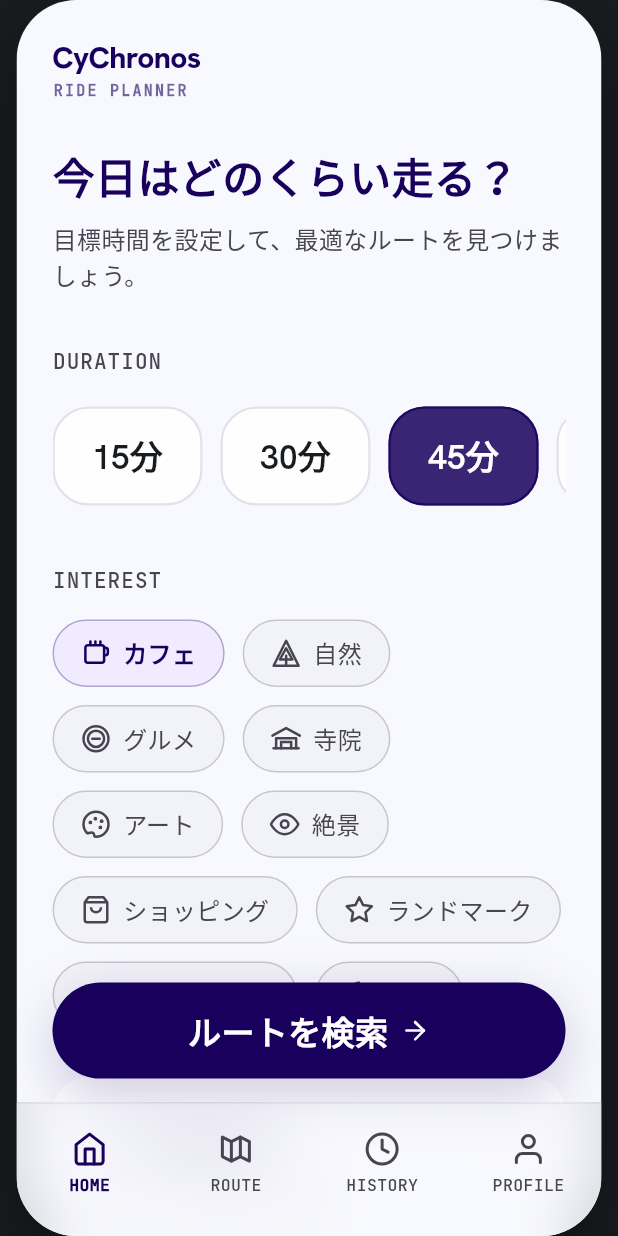
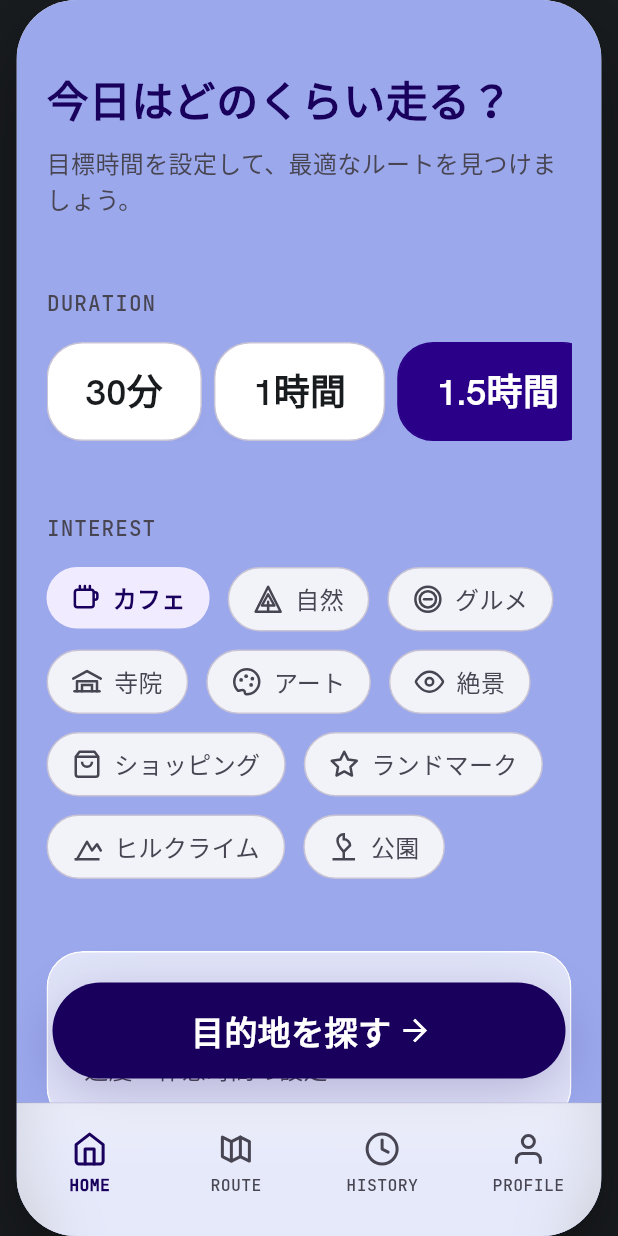
Before and after one commit to sdquang75/CyChronos-pv, a Flutter app: the HomeScreen screen opened by its route, on a phone screen of 412 x 824 dp. Run offline on Flutter 3.47's test engine with Material 3 defaults, Android fonts, the phone set to English and light mode, and no system bars; our stand-ins replace dio, firebase_auth, firebase_core, flutter_riverpod, flutter_svg, geolocator and 2 more; accounts and stored records are empty; statements that could not run were skipped.

Commit message:
Redesign Home tab per Figma (node 2009:4979)
Restyles the Home planner tab (hero header, duration picker, genre
selector, advanced-config card, CTA) to match the new Figma design:
lavender background, updated duration set (30/60/90/120/180+ min),
borderless selected genre chips, frosted "カスタマイズ" config card, and
"目的地を探す" CTA copy. Scope limited to the Home tab per user request —
the shared bottom nav and the Route/History/Profile tabs keep their
existing style.

Genre icons keep the existing hand-drawn vector set (the Figma
exports for those are rasterized image fills, not clean vectors);
the sliders/chevron/arrow icons use paths pulled directly from Figma.

Co-Authored-By: Claude Sonnet 5 <noreply@anthropic.com>

```diff
--- a/front/cy/lib/features/home/presentation/home_screen.dart
+++ b/front/cy/lib/features/home/presentation/home_screen.dart
@@ -21,7 +21,7 @@ class _HomeScreenState extends ConsumerState<HomeScreen> {
   final ScrollController _scrollController = ScrollController();
 
   // Interactive States
-  int _selectedDuration = 45; // default 45 mins
+  int _selectedDuration = 90; // default 1.5 hours
   final Set<String> _selectedGenres = {'Cafe'}; // default Cafe selected
   int _currentTab = 0; // 0: HOME, 1: ROUTE, 2: HISTORY, 3: PROFILE
   bool _advancedExpanded = false;
--- a/front/cy/lib/features/home/presentation/widgets/advanced_config_card.dart
+++ b/front/cy/lib/features/home/presentation/widgets/advanced_config_card.dart
@@ -1,9 +1,11 @@
+import 'dart:ui';
+
 import 'package:flutter/material.dart';
 import 'package:flutter_svg/flutter_svg.dart';
 import 'app_icons.dart';
 import 'labeled_slider.dart';
 
-// Expandable "詳細設定" card with cruising speed / rest duration / rest
+// Expandable "カスタマイズ" card with cruising speed / rest duration / rest
 // frequency sliders.
 class AdvancedConfigCard extends StatelessWidget {
   const AdvancedConfigCard({
@@ -29,7 +31,11 @@ class AdvancedConfigCard extends StatelessWidget {
 
   @override
   Widget build(BuildContext context) {
-    return Container(
+    return ClipRRect(
+      borderRadius: BorderRadius.circular(24),
+      child: BackdropFilter(
+        filter: ImageFilter.blur(sigmaX: 10, sigmaY: 10),
+        child: Container(
           width: double.infinity,
           decoration: BoxDecoration(
             color: Colors.white.withValues(alpha: 0.7),
@@ -61,8 +67,8 @@ class AdvancedConfigCard extends StatelessWidget {
                             children: [
                               SvgPicture.string(
                                 AppIcons.settings,
-                            width: 20,
-                            height: 20,
+                                width: 18,
+                                height: 18,
                                 colorFilter: const ColorFilter.mode(
                                   Color(0xFF19005C),
                                   BlendMode.srcIn,
@@ -70,7 +76,7 @@ class AdvancedConfigCard extends StatelessWidget {
                               ),
                               const SizedBox(width: 12),
                               const Text(
-                            '詳細設定',
+                                'カスタマイズ',
                                 style: TextStyle(
                                   fontFamily: 'HankenGrotesk',
                                   fontFamilyFallback: ['NotoSansJP'],
@@ -82,11 +88,16 @@ class AdvancedConfigCard extends StatelessWidget {
                             ],
                           ),
                           AnimatedRotation(
-                        turns: expanded ? 0.25 : 0.0,
+                            turns: expanded ? 0.5 : 0.0,
                             duration: const Duration(milliseconds: 200),
-                        child: const Icon(
-                          Icons.chevron_right_rounded,
-                          color: Color(0xFF484553),
+                            child: SvgPicture.string(
+                              AppIcons.chevronDown,
+                              width: 12,
+                              height: 8,
+                              colorFilter: const ColorFilter.mode(
+                                Color(0xFF484553),
+                                BlendMode.srcIn,
+                              ),
                             ),
                           ),
                         ],
@@ -123,13 +134,17 @@ class AdvancedConfigCard extends StatelessWidget {
                           ),
                           child: Column(
                             children: [
-                          const Divider(height: 1, color: Color(0x33C9C4D5)),
+                              const Divider(
+                                height: 1,
+                                color: Color(0x33C9C4D5),
+                              ),
                               const SizedBox(height: 24),
 
                               // 巡航速度 (Cruising Speed)
                               LabeledSlider(
                                 label: '巡航速度',
-                            valueText: '${speedKmh.toStringAsFixed(1)} km/h',
+                                valueText:
+                                    '${speedKmh.toStringAsFixed(1)} km/h',
                                 value: speedKmh,
                                 min: 10.0,
                                 max: 30.0,
@@ -166,6 +181,8 @@ class AdvancedConfigCard extends StatelessWidget {
               ),
             ],
           ),
+        ),
+      ),
     );
   }
 }
--- a/front/cy/lib/features/home/presentation/widgets/app_icons.dart
+++ b/front/cy/lib/features/home/presentation/widgets/app_icons.dart
@@ -71,17 +71,21 @@ class AppIcons {
   <path d="M12 16v6" stroke="currentColor" stroke-width="2"/>
 </svg>''';
 
+  // "カスタマイズ" (sliders/equalizer) icon used by AdvancedConfigCard.
   static const settings =
-      '''<svg viewBox="0 0 24 24" fill="none" xmlns="http://www.w3.org/2000/svg">
-  <circle cx="12" cy="12" r="3" stroke="currentColor" stroke-width="2"/>
-  <path d="M19.4 15a1.65 1.65 0 0 0 .33 1.82l.06.06a2 2 0 1 1-2.83 2.83l-.06-.06a1.65 1.65 0 0 0-1.82-.33 1.65 1.65 0 0 0-1 1.51V21a2 2 0 0 1-4 0v-.09A1.65 1.65 0 0 0 9 19.4a1.65 1.65 0 0 0-1.82.33l-.06.06a2 2 0 1 1-2.83-2.83l.06-.06a1.65 1.65 0 0 0 .33-1.82 1.65 1.65 0 0 0-1.51-1H3a2 2 0 0 1 0-4h.09A1.65 1.65 0 0 0 4.6 9a1.65 1.65 0 0 0-.33-1.82l-.06-.06a2 2 0 1 1 2.83-2.83l.06.06a1.65 1.65 0 0 0 1.82.33H9a1.65 1.65 0 0 0 1-1.51V3a2 2 0 0 1 4 0v.09a1.65 1.65 0 0 0 1 1.51 1.65 1.65 0 0 0 1.82-.33l.06-.06a2 2 0 1 1 2.83 2.83l-.06.06a1.65 1.65 0 0 0-.33 1.82V9a1.65 1.65 0 0 0 1.51 1H21a2 2 0 0 1 0 4h-.09a1.65 1.65 0 0 0-1.51 1z" stroke="currentColor" stroke-width="2" stroke-linejoin="round"/>
+      '''<svg viewBox="0 0 18 18" fill="none" xmlns="http://www.w3.org/2000/svg">
+  <path d="M8 18V12H10V14H18V16H10V18H8ZM0 16V14H6V16H0ZM4 12V10H0V8H4V6H6V12H4ZM8 10V8H18V10H8ZM12 6V0H14V2H18V4H14V6H12ZM0 4V2H10V4H0Z" fill="currentColor"/>
+</svg>''';
+
+  // Chevron used by AdvancedConfigCard's expand/collapse indicator.
+  static const chevronDown =
+      '''<svg viewBox="0 0 12 8" fill="none" xmlns="http://www.w3.org/2000/svg">
+  <path d="M6 7.4L0 1.4L1.4 0L6 4.6L10.6 0L12 1.4L6 7.4Z" fill="currentColor"/>
 </svg>''';
 
   static const arrowRight =
-      '''<svg viewBox="0 0 24 24" fill="none" xmlns="http://www.w3.org/2000/svg">
-  <path d="M5 12H19" stroke="currentColor" stroke-width="2" stroke-linecap="round" stroke-linejoin="round"/>
-  <path d="M12 5L19 12L12 5.5" stroke="currentColor" stroke-width="2" stroke-linecap="round" stroke-linejoin="round"/>
-  <path d="M19 12L12 19" stroke="currentColor" stroke-width="2" stroke-linecap="round" stroke-linejoin="round"/>
+      '''<svg viewBox="0 0 16 16" fill="none" xmlns="http://www.w3.org/2000/svg">
+  <path d="M12.175 9H0V7H12.175L6.575 1.4L8 0L16 8L8 16L6.575 14.6L12.175 9Z" fill="currentColor"/>
 </svg>''';
 
   static const homeTab =
--- a/front/cy/lib/features/home/presentation/widgets/duration_selector.dart
+++ b/front/cy/lib/features/home/presentation/widgets/duration_selector.dart
@@ -1,6 +1,6 @@
 import 'package:flutter/material.dart';
 
-// Horizontal scrollable list of ride-duration chips (15-180 min).
+// Horizontal scrollable list of ride-duration chips.
 class DurationSelector extends StatelessWidget {
   const DurationSelector({
     super.key,
@@ -11,7 +11,13 @@ class DurationSelector extends StatelessWidget {
   final int selectedDuration;
   final ValueChanged<int> onSelected;
 
-  static const _durations = [15, 30, 45, 60, 90, 120, 150, 180];
+  static const _durations = [
+    (minutes: 30, label: '30分'),
+    (minutes: 60, label: '1時間'),
+    (minutes: 90, label: '1.5時間'),
+    (minutes: 120, label: '2時間'),
+    (minutes: 180, label: '3時間+'),
+  ];
 
   @override
   Widget build(BuildContext context) {
@@ -30,61 +36,61 @@ class DurationSelector extends StatelessWidget {
         ),
         const SizedBox(height: 16),
         SizedBox(
-          height: 74,
+          height: 66,
           child: ListView.separated(
             scrollDirection: Axis.horizontal,
             physics: const BouncingScrollPhysics(),
             itemCount: _durations.length,
-            separatorBuilder: (context, index) => const SizedBox(width: 12),
+            separatorBuilder: (context, index) => const SizedBox(width: 8),
             itemBuilder: (context, index) {
-              final dur = _durations[index];
-              final isSelected = selectedDuration == dur;
+              final entry = _durations[index];
+              final isSelected = selectedDuration == entry.minutes;
 
-              return Center(
-                child: TweenAnimationBuilder<double>(
+              return TweenAnimationBuilder<double>(
                 duration: const Duration(milliseconds: 200),
                 tween: Tween(begin: 0.0, end: isSelected ? 1.0 : 0.0),
                 builder: (context, value, child) {
-                    final color =
-                        Color.lerp(
-                          const Color(0xFFFFFFFF).withValues(alpha: 0.8),
-                          const Color(0xFF19005C).withValues(alpha: 0.85),
-                          value,
-                        )!;
+                  final backgroundColor =
+                      Color.lerp(Colors.white, const Color(0xFF2A0088), value)!;
                   final textColor =
-                        Color.lerp(
-                          const Color(0xFF191C1F),
-                          const Color(0xFFFFFFFF),
-                          value,
-                        )!;
+                      Color.lerp(const Color(0xFF191C1F), Colors.white, value)!;
                   final borderColor =
                       Color.lerp(
-                          const Color(0xFFC9C4D5).withValues(alpha: 0.5),
-                          const Color(0xFF19005C).withValues(alpha: 0.8),
+                        const Color(0xFFC9C4D5),
+                        const Color(0xFF2A0088),
                         value,
                       )!;
 
                   return GestureDetector(
-                      onTap: () => onSelected(dur),
+                    onTap: () => onSelected(entry.minutes),
                     child: Container(
                       height: 66,
-                        constraints: BoxConstraints(
-                          minWidth: dur >= 100 ? 120 : 100,
+                      padding: const EdgeInsets.symmetric(horizontal: 25),
+                      decoration: BoxDecoration(
+                        color: backgroundColor,
+                        borderRadius: BorderRadius.circular(24),
+                        border: Border.all(color: borderColor, width: 1),
+                        boxShadow:
+                            isSelected
+                                ? const []
+                                : [
+                                  BoxShadow(
+                                    color: const Color(
+                                      0xFF2E0094,
+                                    ).withValues(alpha: 0.02),
+                                    blurRadius: 5,
+                                    offset: const Offset(0, 4),
                                   ),
-                        padding: const EdgeInsets.symmetric(horizontal: 18),
-                        decoration: BoxDecoration(
-                          color: color,
-                          borderRadius: BorderRadius.circular(24),
-                          border: Border.all(color: borderColor, width: 1.5),
+                                ],
                       ),
                       child: Center(
                         child: Text(
-                            dur >= 60 ? '${dur ~/ 60}時間' : '$dur分',
+                          entry.label,
                           style: TextStyle(
                             fontFamily: 'HankenGrotesk',
                             fontFamilyFallback: ['NotoSansJP'],
                             fontWeight: FontWeight.w600,
-                              fontSize: 22,
+                            fontSize: 24,
                             color: textColor,
                           ),
                         ),
@@ -92,7 +98,6 @@ class DurationSelector extends StatelessWidget {
                     ),
                   );
                 },
-                ),
               );
             },
           ),
--- a/front/cy/lib/features/home/presentation/widgets/floating_cta_button.dart
+++ b/front/cy/lib/features/home/presentation/widgets/floating_cta_button.dart
@@ -2,7 +2,7 @@ import 'package:flutter/material.dart';
 import 'package:flutter_svg/flutter_svg.dart';
 import 'app_icons.dart';
 
-// Primary CTA button ("ルートを検索") shown above the bottom nav on the Home tab.
+// Primary CTA button ("目的地を探す") shown above the bottom nav on the Home tab.
 class FloatingCtaButton extends StatelessWidget {
   const FloatingCtaButton({super.key, required this.onTap});
 
@@ -35,7 +35,7 @@ class FloatingCtaButton extends StatelessWidget {
               mainAxisAlignment: MainAxisAlignment.center,
               children: [
                 const Text(
-                  'ルートを検索',
+                  '目的地を探す',
                   style: TextStyle(
                     fontFamily: 'HankenGrotesk',
                     fontFamilyFallback: ['NotoSansJP'],
@@ -47,8 +47,8 @@ class FloatingCtaButton extends StatelessWidget {
                 const SizedBox(width: 8),
                 SvgPicture.string(
                   AppIcons.arrowRight,
-                  width: 20,
-                  height: 20,
+                  width: 16,
+                  height: 16,
                   colorFilter: const ColorFilter.mode(
                     Colors.white,
                     BlendMode.srcIn,
--- a/front/cy/lib/features/home/presentation/widgets/genre_selector.dart
+++ b/front/cy/lib/features/home/presentation/widgets/genre_selector.dart
@@ -57,8 +57,8 @@ class GenreSelector extends StatelessWidget {
                   child: AnimatedContainer(
                     duration: const Duration(milliseconds: 200),
                     padding: const EdgeInsets.symmetric(
-                      horizontal: 18,
-                      vertical: 10,
+                      horizontal: 16,
+                      vertical: 9,
                     ),
                     decoration: BoxDecoration(
                       color:
@@ -66,13 +66,13 @@ class GenreSelector extends StatelessWidget {
                               ? const Color(0xFFF1EBFF)
                               : const Color(0xFFF2F3F8),
                       borderRadius: BorderRadius.circular(9999),
-                      border: Border.all(
-                        color:
-                            isSelected
-                                ? const Color(0xFF19005C).withValues(alpha: 0.3)
-                                : const Color(0xFFC9C4D5),
-                        width: 1,
-                      ),
+                      border:
+                          isSelected
+                              ? null
+                              : Border.all(
+                                color: const Color(0xFFC9C4D5),
+                                width: 1,
+                              ),
                     ),
                     child: Row(
                       mainAxisSize: MainAxisSize.min,
--- a/front/cy/lib/features/home/presentation/widgets/home_hero_header.dart
+++ b/front/cy/lib/features/home/presentation/widgets/home_hero_header.dart
@@ -9,33 +9,6 @@ class HomeHeroHeader extends StatelessWidget {
     return Column(
       crossAxisAlignment: CrossAxisAlignment.start,
       children: [
-        Column(
-          crossAxisAlignment: CrossAxisAlignment.start,
-          children: [
-            const Text(
-              'CyChronos',
-              style: TextStyle(
-                fontFamily: 'HankenGrotesk',
-                fontFamilyFallback: ['NotoSansJP'],
-                fontSize: 20,
-                fontWeight: FontWeight.w800,
-                color: Color(0xFF19005C),
-                letterSpacing: -0.4,
-              ),
-            ),
-            Text(
-              'RIDE PLANNER',
-              style: TextStyle(
-                fontFamily: 'JetBrainsMono',
-                fontSize: 10,
-                fontWeight: FontWeight.w700,
-                color: const Color(0xFF19005C).withValues(alpha: 0.6),
-                letterSpacing: 1.5,
-              ),
-            ),
-          ],
-        ),
-        const SizedBox(height: 32),
         const Text(
           '今日はどのくらい走る？',
           style: TextStyle(
--- a/front/cy/lib/features/home/presentation/widgets/home_tab_view.dart
+++ b/front/cy/lib/features/home/presentation/widgets/home_tab_view.dart
@@ -40,30 +40,33 @@ class HomeTabView extends StatelessWidget {
 
   @override
   Widget build(BuildContext context) {
-    return SingleChildScrollView(
+    return Container(
+      width: double.infinity,
+      color: const Color(0xFF9BA8EB),
+      child: SingleChildScrollView(
         controller: scrollController,
         physics: const BouncingScrollPhysics(),
         padding: const EdgeInsets.only(
-        left: 24,
-        right: 24,
-        top: 24,
+          left: 20,
+          right: 20,
+          top: 48,
           bottom: 180, // Space for floating CTA & Bottom Bar
         ),
         child: Column(
           crossAxisAlignment: CrossAxisAlignment.start,
           children: [
             const HomeHeroHeader(),
-          const SizedBox(height: 36),
+            const SizedBox(height: 48),
             DurationSelector(
               selectedDuration: selectedDuration,
               onSelected: onDurationSelected,
             ),
-          const SizedBox(height: 36),
+            const SizedBox(height: 48),
             GenreSelector(
               selectedGenres: selectedGenres,
               onToggle: onGenreToggled,
             ),
-          const SizedBox(height: 32),
+            const SizedBox(height: 48),
             AdvancedConfigCard(
               expanded: advancedExpanded,
               onToggleExpanded: onToggleAdvanced,
@@ -76,6 +79,7 @@ class HomeTabView extends StatelessWidget {
             ),
           ],
         ),
+      ),
     );
   }
 }
```
Lines whose indentation alone changed are shown as unchanged.
